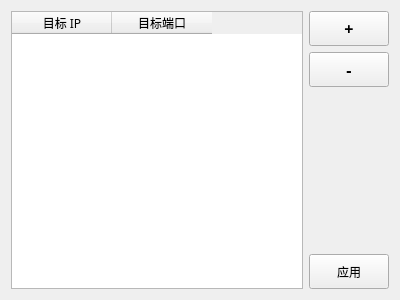
Before: the Qt Designer form ExportScannerInfo/TCPC_AddConnect.ui in 2782694792/InfoTransAssistant, drawn with Qt 5.
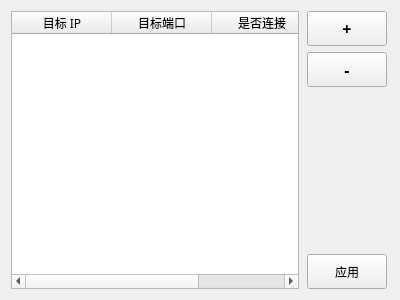
After: the same form once the commit is applied.

Commit message: fetch - 非阻塞与超时连接控制

The edit to the form file:
```diff
--- a/ExportScannerInfo/TCPC_AddConnect.ui
+++ b/ExportScannerInfo/TCPC_AddConnect.ui
@@ -84,12 +84,26 @@
            <set>AlignCenter</set>
           </property>
          </column>
+         <column>
+          <property name="text">
+           <string>是否连接</string>
+          </property>
+          <property name="textAlignment">
+           <set>AlignCenter</set>
+          </property>
+         </column>
         </widget>
        </item>
       </layout>
      </item>
      <item>
       <layout class="QVBoxLayout" name="verticalLayout">
+       <property name="leftMargin">
+        <number>2</number>
+       </property>
+       <property name="rightMargin">
+        <number>2</number>
+       </property>
        <item>
         <widget class="QPushButton" name="PB_TARGET_CONNECT_INFO_INSERT">
          <property name="sizePolicy">
```
Left out of the diff: 2 changed lines with no effect on the pictures. The commit also changes 3 other files.
